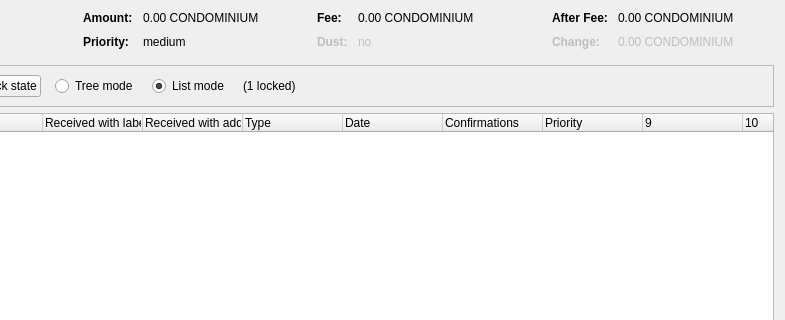
Qt form src/qt/forms/coincontroldialog.ui (goldprogr/ascoin) before a commit; both pictures show x 169 to 954 and y 0 to 320 of the 954 by 500 pixel window.
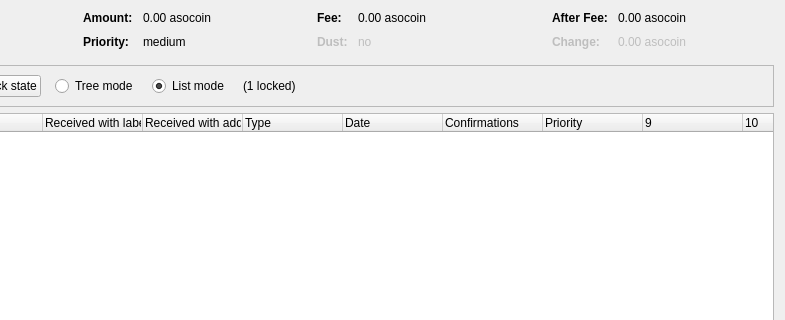
The same form after that commit. Custom widgets are drawn as their Qt base class.

Patch:
```diff
--- a/src/qt/forms/coincontroldialog.ui
+++ b/src/qt/forms/coincontroldialog.ui
@@ -132,7 +132,7 @@
           <enum>Qt::ActionsContextMenu</enum>
          </property>
          <property name="text">
-          <string notr="true">0.00 CONDOMINIUM</string>
+          <string notr="true">0.00 asocoin</string>
          </property>
          <property name="textInteractionFlags">
           <set>Qt::LinksAccessibleByMouse|Qt::TextSelectableByKeyboard|Qt::TextSelectableByMouse</set>
@@ -206,7 +206,7 @@
           <enum>Qt::ActionsContextMenu</enum>
          </property>
          <property name="text">
-          <string notr="true">0.00 CONDOMINIUM</string>
+          <string notr="true">0.00 asocoin</string>
          </property>
          <property name="textInteractionFlags">
           <set>Qt::LinksAccessibleByMouse|Qt::TextSelectableByKeyboard|Qt::TextSelectableByMouse</set>
@@ -286,7 +286,7 @@
           <enum>Qt::ActionsContextMenu</enum>
          </property>
          <property name="text">
-          <string notr="true">0.00 CONDOMINIUM</string>
+          <string notr="true">0.00 asocoin</string>
          </property>
          <property name="textInteractionFlags">
           <set>Qt::LinksAccessibleByMouse|Qt::TextSelectableByKeyboard|Qt::TextSelectableByMouse</set>
@@ -321,7 +321,7 @@
           <enum>Qt::ActionsContextMenu</enum>
          </property>
          <property name="text">
-          <string notr="true">0.00 CONDOMINIUM</string>
+          <string notr="true">0.00 asocoin</string>
          </property>
          <property name="textInteractionFlags">
           <set>Qt::LinksAccessibleByMouse|Qt::TextSelectableByKeyboard|Qt::TextSelectableByMouse</set>
```
